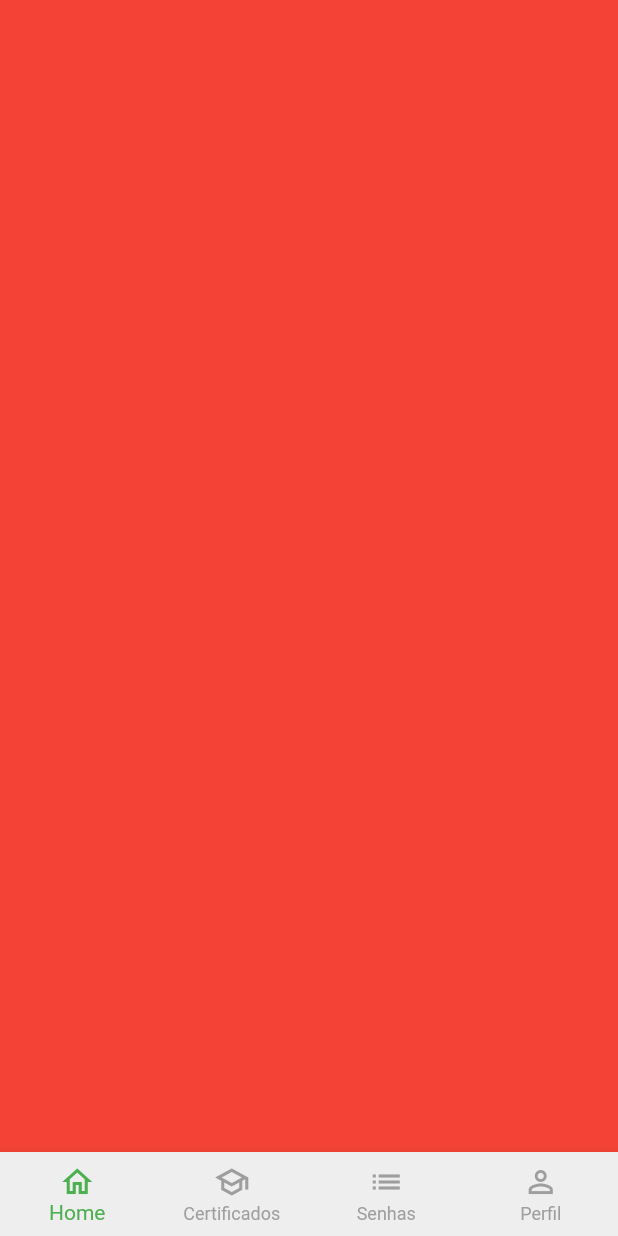
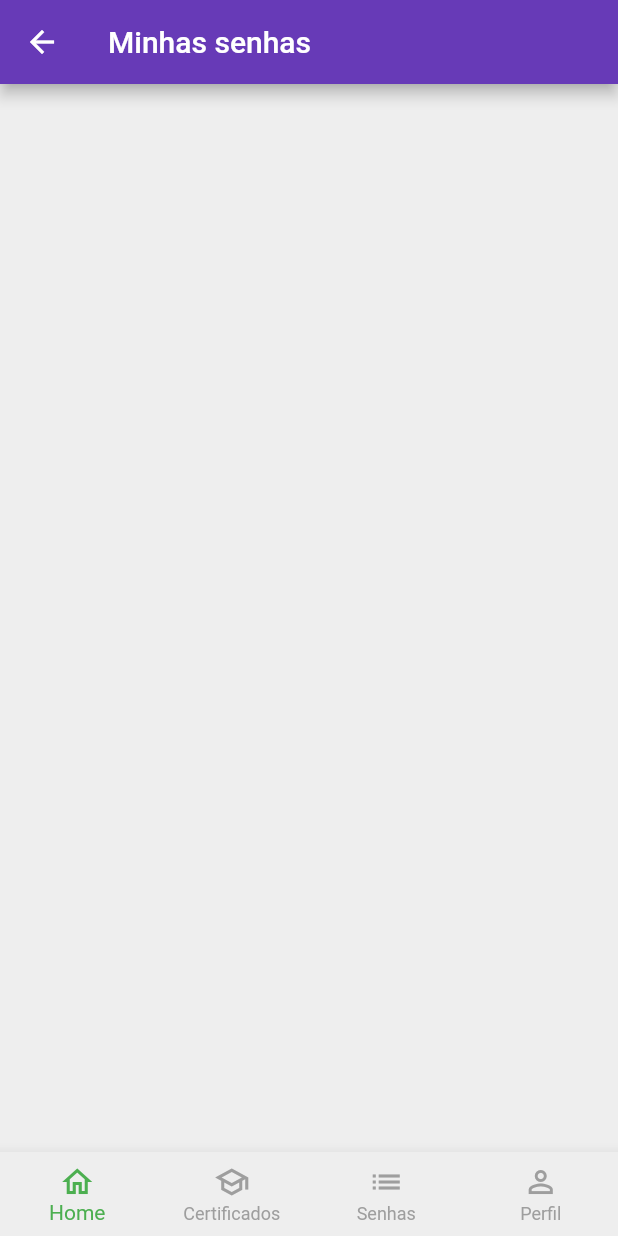
Before and after one commit to samuelfer/marhapass, a Flutter app: the BaseScreen screen opened directly, swiped to page 3, on a phone screen of 412 x 824 dp. Run offline on Flutter 3.47's test engine with Material 2 defaults, Android fonts, the phone set to English and light mode, and no system bars; our stand-ins replace badges, mask_text_input_formatter, snippet_coder_utils.

Commit message:
Add page para senhas

```diff
--- a/lib/src/config/app_data.dart
+++ b/lib/src/config/app_data.dart
@@ -15,7 +15,7 @@ ItemModel java = ItemModel(
   itemName: 'Spring Boot',
   institution: 'Alura',
   image: 'assets/images/java.jpg',
-  description: 'Curso Sring Security',
+  description: 'Curso Spring Security',
   period: '2022',
 );
 
--- a/lib/src/pages/base/base_screen.dart
+++ b/lib/src/pages/base/base_screen.dart
@@ -1,5 +1,8 @@
 import 'package:flutter/material.dart';
+import 'package:marhapass/src/pages/auth/sign_in_screen.dart';
 import 'package:marhapass/src/pages/home/home_tab.dart';
+
+import '../passwords/pass_screen.dart';
 
 class BaseScreen extends StatefulWidget {
   const BaseScreen({super.key});
@@ -19,9 +22,9 @@ class _BaseScreenState extends State<BaseScreen> {
         physics: const NeverScrollableScrollPhysics(),
         controller: pageController,
         children: [
+          const SignInScreenPage(),
           const HomeTab(),
-          const HomeTab(),
-          Container(color: Colors.red),
+          const PasswordScreen(),
           Container(color: Colors.green),
         ],
       ),
--- /dev/null
+++ b/lib/src/pages/passwords/pass_screen.dart
@@ -0,0 +1,19 @@
+import 'package:flutter/src/widgets/container.dart';
+import 'package:flutter/src/widgets/framework.dart';
+
+import 'package:flutter/material.dart';
+
+class PasswordScreen extends StatelessWidget {
+  const PasswordScreen({super.key});
+
+  @override
+  Widget build(BuildContext context) {
+    return Scaffold(
+      appBar: AppBar(
+        title: const Text(
+          'Minhas senhas',
+        ),
+      ),
+    );
+  }
+}
```
